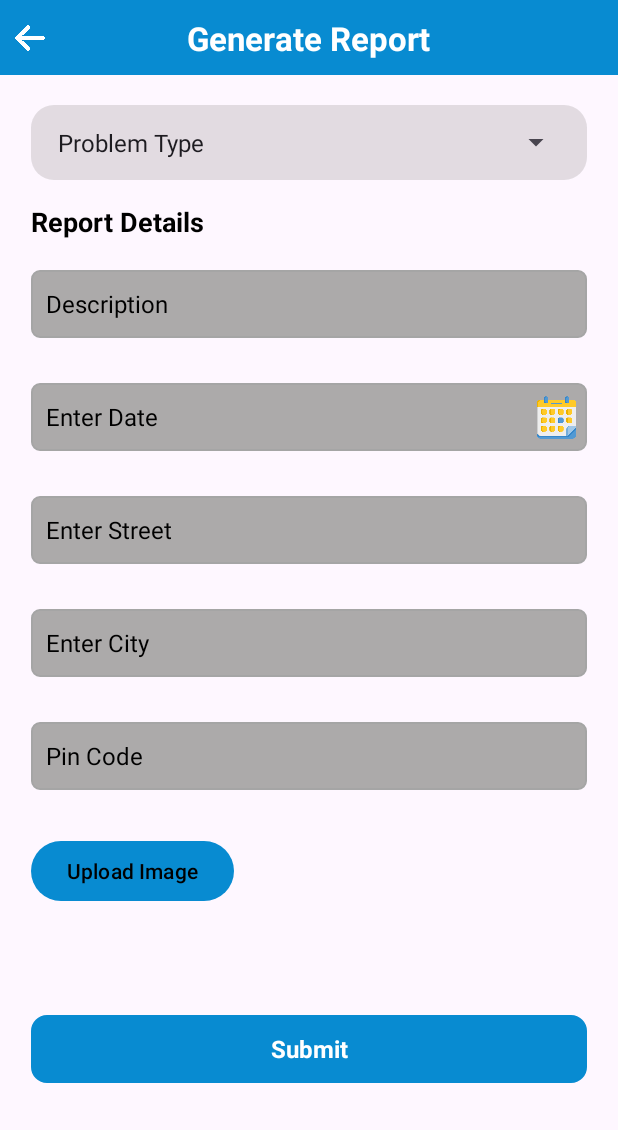
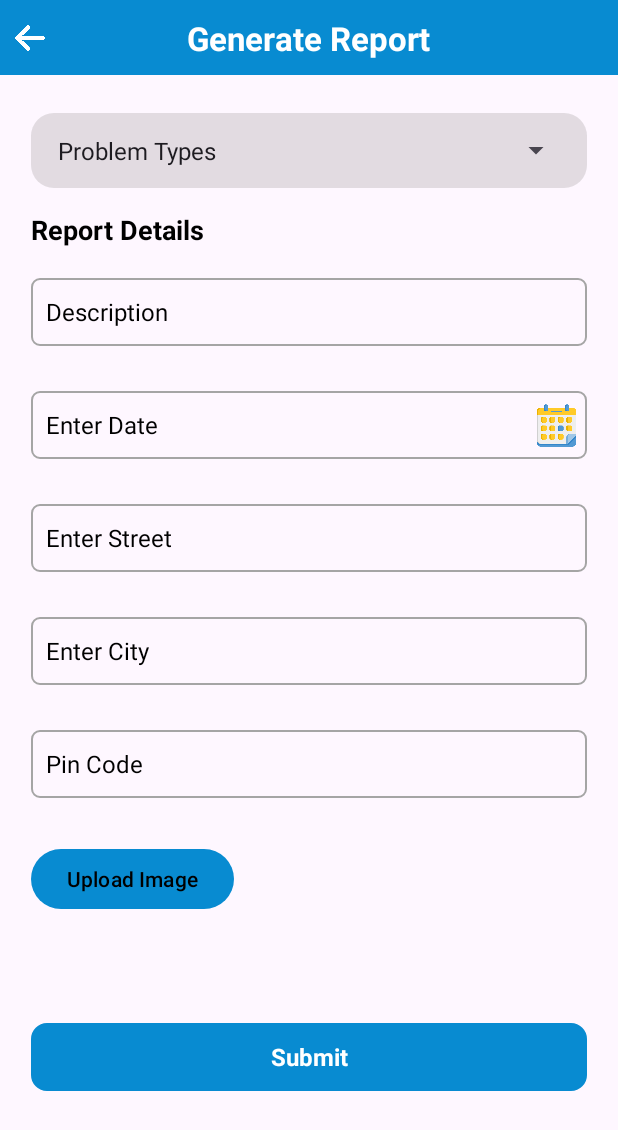
Before and after one commit to Upendra-Pratap/Water-App, an Android app: the GenerateReportActivity screen opened directly, with no data from a screen before it, on a phone screen of 412 x 824 dp. Shown: the top 1130 px of the screen. Run offline under Robolectric (Android 15) with nearby library versions, the phone set to English and light mode, and no system bars; our stand-ins replace Dagger/Hilt's generated code.

Commit message:
Initial Commit

```diff
--- a/app/src/main/java/com/example/waterapp/Activities/GenerateReportActivity.kt
+++ b/app/src/main/java/com/example/waterapp/Activities/GenerateReportActivity.kt
@@ -15,23 +15,36 @@ import android.os.Bundle
 import android.provider.MediaStore
 import android.provider.OpenableColumns
 import android.util.Log
+import android.view.View
+import android.widget.AdapterView
+import android.widget.ArrayAdapter
+import android.widget.Spinner
 import android.widget.Toast
 import androidx.activity.result.contract.ActivityResultContracts
+import androidx.activity.viewModels
 import androidx.annotation.RequiresApi
 import androidx.appcompat.app.AppCompatActivity
 import androidx.core.app.ActivityCompat
 import androidx.core.content.ContextCompat
 import com.example.waterapp.databinding.ActivityGenerateReportBinding
+import com.example.waterapp.generateReportModel.GenerateReportViewModel
+import dagger.hilt.android.AndroidEntryPoint
 import java.io.File
 import java.io.FileOutputStream
 import java.io.IOException
 import java.io.InputStream
 import java.util.Calendar
 
+
+@AndroidEntryPoint
 class GenerateReportActivity : AppCompatActivity() {
     private lateinit var binding: ActivityGenerateReportBinding
+    private val generateReportViewModel: GenerateReportViewModel by viewModels()
     private var selectedImageFile: File? = null
     private val CAMERA_PERMISSION_CODE = 101
+    private var selectedDate = ""
+    private lateinit var globalSpinner: Spinner
+
     override fun onCreate(savedInstanceState: Bundle?) {
         super.onCreate(savedInstanceState)
 
@@ -39,6 +52,44 @@ class GenerateReportActivity : AppCompatActivity() {
         setContentView(binding.root)
 
         binding.arrowBack.setOnClickListener { finish() }
+
+        globalSpinner = binding.coursesspinner
+
+
+        val coursesList = listOf(
+            "Problem Types",
+            "Fallen Pole",
+            "Damaged Cable",
+            "Power Outage",
+            "Water Leak",
+            "Others")
+
+        val adapter = ArrayAdapter(
+            this,
+            android.R.layout.simple_spinner_item,
+            coursesList
+        )
+        adapter.setDropDownViewResource(android.R.layout.simple_spinner_dropdown_item)
+        globalSpinner.adapter = adapter
+
+        globalSpinner.onItemSelectedListener =
+            object : AdapterView.OnItemSelectedListener {
+                override fun onItemSelected(
+                    parent: AdapterView<*>,
+                    view: View?,
+                    position: Int,
+                    id: Long
+                ) {
+
+                }
+
+                override fun onNothingSelected(parent: AdapterView<*>) {
+                    // Handle when no item is selected (optional)
+                }
+            }
+        binding.forgotbutton.setOnClickListener {
+            formVelidation()
+        }
 
         binding.datepicker.setOnClickListener {
             val calendar = Calendar.getInstance()
@@ -49,7 +100,7 @@ class GenerateReportActivity : AppCompatActivity() {
             val datePickerDialog = DatePickerDialog(
                 this,
                 { _, selectedYear, selectedMonth, selectedDay ->
-                    val selectedDate = "$selectedDay/${selectedMonth + 1}/$selectedYear"
+                    selectedDate = "$selectedDay/${selectedMonth + 1}/$selectedYear"
                     binding.datepickertext.setText(selectedDate)
                 },
                 year,
@@ -57,7 +108,9 @@ class GenerateReportActivity : AppCompatActivity() {
                 day
             )
             datePickerDialog.show()
+
         }
+
         binding.datepickertext.setOnClickListener {
             binding.datepicker.performClick()
         }
@@ -67,6 +120,62 @@ class GenerateReportActivity : AppCompatActivity() {
                 requestCameraPermission()
             }
         }
+    }
+
+    private fun velidationInput(
+        description: String,
+        date: String,
+        street: String,
+        city: String,
+        pinCode: String
+    ): Boolean {
+        return when {
+            description.isEmpty() -> {
+                binding.emailtext.error = "Please Enter Description"
+                false
+            }
+
+            date.isEmpty() -> {
+                binding.datepickertext.error = "Please Enter Date"
+                false
+            }
+
+            street.isEmpty() -> {
+                binding.streettext.error = "Please Enter Street Line"
+                false
+            }
+
+            city.isEmpty() -> {
+                binding.citytext.error = "Please Enter Your City"
+                false
+            }
+
+            pinCode.isEmpty() -> {
+                binding.pinCodeText.error = "Please Enter Your Pin Code"
+                false
+            }
+            else -> true
+        }
+    }
+
+    private fun formVelidation() {
+        val description = binding.emailtext.text.toString().trim()
+        val date = binding.datepickertext.text.toString().trim()
+        val street = binding.streettext.text.toString().trim()
+        val city = binding.citytext.text.toString().trim()
+        val pinCode = binding.pinCodeText.text.toString().trim()
+
+        if (velidationInput(description, date, street, city, pinCode)) {
+            //calling api  here
+            generateReportApi(globalSpinner, description, selectedDate,date, street, city, pinCode)
+        }
+
+    }
+
+    private fun generateReportApi(coursesList: Any?, description: String, selectedDate: String, date: String, street: String, city: String, pinCode: String
+    ) {
+        val intent = Intent(this@GenerateReportActivity, LoginActivity::class.java)
+        startActivity(intent)
     }
 
     @RequiresApi(Build.VERSION_CODES.P)
--- a/app/src/main/res/drawable/all_border_circle.xml
+++ b/app/src/main/res/drawable/all_border_circle.xml
@@ -2,7 +2,6 @@
 <shape xmlns:android="http://schemas.android.com/apk/res/android"
     android:shape="rectangle">
     <stroke android:color="#A5A5A5" android:width="1dp"/>
-    <solid android:color="#ACAAAA"/>
     <corners android:radius="5dp" />
 
 </shape>
--- a/app/src/main/res/layout/activity_generate_report.xml
+++ b/app/src/main/res/layout/activity_generate_report.xml
@@ -42,15 +42,29 @@
 
     </androidx.constraintlayout.widget.ConstraintLayout>
 
+    <ScrollView
+        android:layout_width="match_parent"
+        android:layout_height="0dp"
+        android:layout_marginBottom="20dp"
+        app:layout_constraintTop_toBottomOf="@+id/constraintLayout"
+        app:layout_constraintBottom_toBottomOf="parent">
+
+        <androidx.constraintlayout.widget.ConstraintLayout
+            android:layout_width="match_parent"
+            android:layout_height="match_parent"
+            >
+
+
+
     <androidx.constraintlayout.widget.ConstraintLayout
         android:id="@+id/spinnerSection"
         android:layout_width="0dp"
         android:layout_height="50dp"
-        android:layout_marginTop="20dp"
+        android:layout_marginTop="25dp"
         android:background="@drawable/spinner_color"
         app:layout_constraintEnd_toEndOf="parent"
         app:layout_constraintStart_toStartOf="parent"
-        app:layout_constraintTop_toBottomOf="@+id/constraintLayout"
+        app:layout_constraintTop_toTopOf="parent"
         app:layout_constraintWidth_percent="0.9">
 
         <Spinner
@@ -61,7 +75,6 @@
             android:layout_marginTop="10dp"
             android:layout_marginEnd="10dp"
             android:layout_marginBottom="10dp"
-            android:entries="@array/courses"
             app:layout_constraintStart_toStartOf="parent" />
 
     </androidx.constraintlayout.widget.ConstraintLayout>
@@ -289,5 +302,8 @@
         app:layout_constraintTop_toBottomOf="@+id/uploadImage"
         app:layout_constraintWidth_percent=".9" />
 
+        </androidx.constraintlayout.widget.ConstraintLayout>
+
+    </ScrollView>
 
 </androidx.constraintlayout.widget.ConstraintLayout>
```
Also changed, not shown: app/src/main/java/com/example/waterapp/adapter/ReportAdapter.kt (+16 -5 lines), app/src/main/java/com/example/waterapp/generateReportModel/GenerateReportResponse.kt (added, +16 -0 lines), app/src/main/java/com/example/waterapp/generateReportModel/GenerateReportViewModel.kt (added, +54 -0 lines), app/src/main/java/com/example/waterapp/repository/CommonRepository.kt (+15 -0 lines), app/src/main/java/com/example/waterapp/services/ApiServices.kt (+16 -0 lines).
